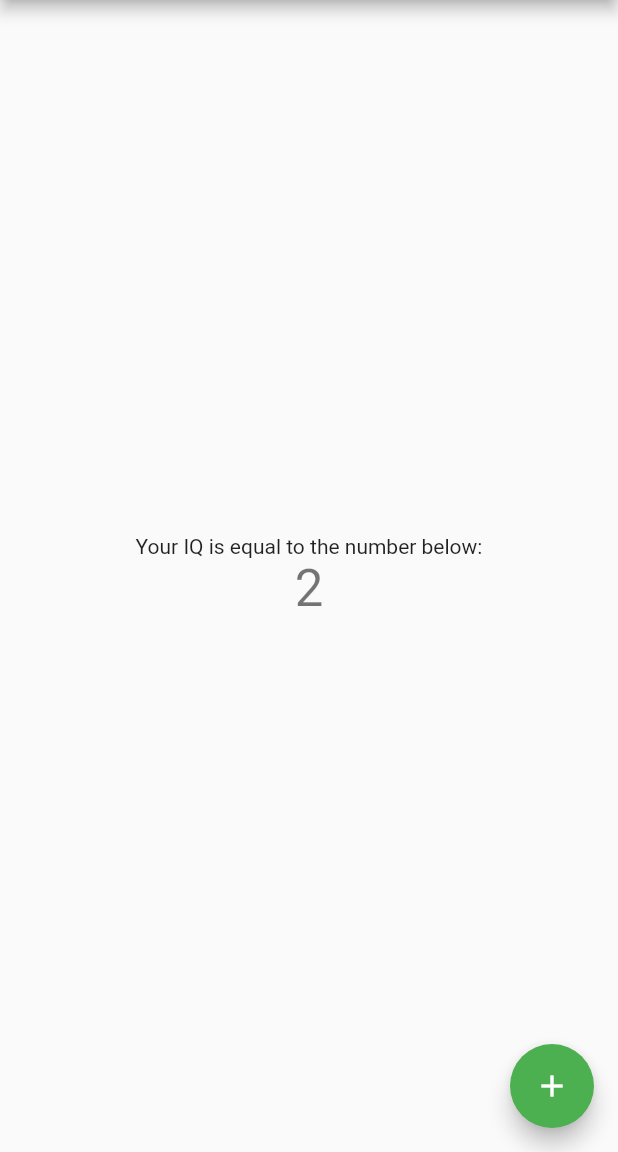
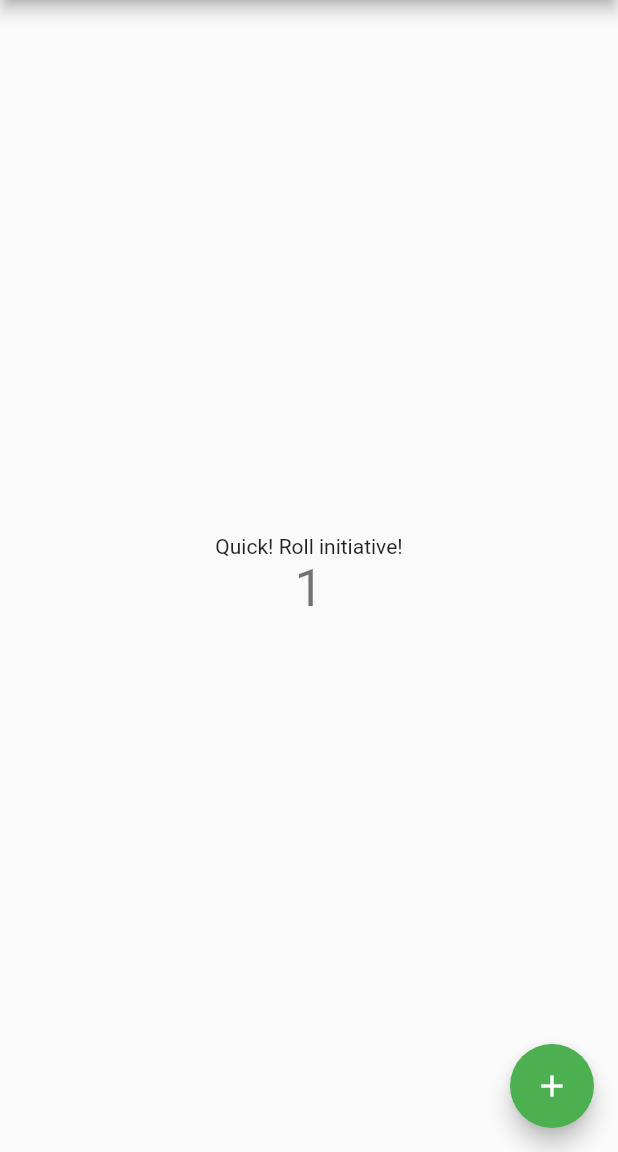
Before and after one commit to BoldtJ/learn-flutter, a Flutter app: the screen it shows after launch, after a tap on the "add" icon, on a phone screen of 412 x 824 dp, the part 84-1236 px from its top. Run offline on Flutter 3.47's test engine with Material 2 defaults, Android fonts, the phone set to English and light mode, and no system bars.

Commit message:
Roll Initiative!

```diff
--- a/lib/main.dart
+++ b/lib/main.dart
@@ -1,10 +1,13 @@
 import 'package:flutter/material.dart';
+import 'dart:math';
+
 
 void main() {
   runApp(MyApp());
 }
 
 class MyApp extends StatelessWidget {
+
   // This widget is the root of your application.
   @override
   Widget build(BuildContext context) {
@@ -59,7 +62,8 @@ class _MyHomePageState extends State<MyHomePage> {
       // so that the display can reflect the updated values. If we changed
       // _counter without calling setState(), then the build method would not be
       // called again, and so nothing would appear to happen.
-      _counter = _counter + 2;
+       var randomGen = Random();
+      _counter = randomGen.nextInt(20) + 1 ;
     });
   }
 
@@ -98,7 +102,7 @@ class _MyHomePageState extends State<MyHomePage> {
           mainAxisAlignment: MainAxisAlignment.center,
           children: <Widget>[
             Text(
-              'Your IQ is equal to the number below:',
+              'Quick! Roll initiative!',
             ),
             Text(
               '$_counter',
```
